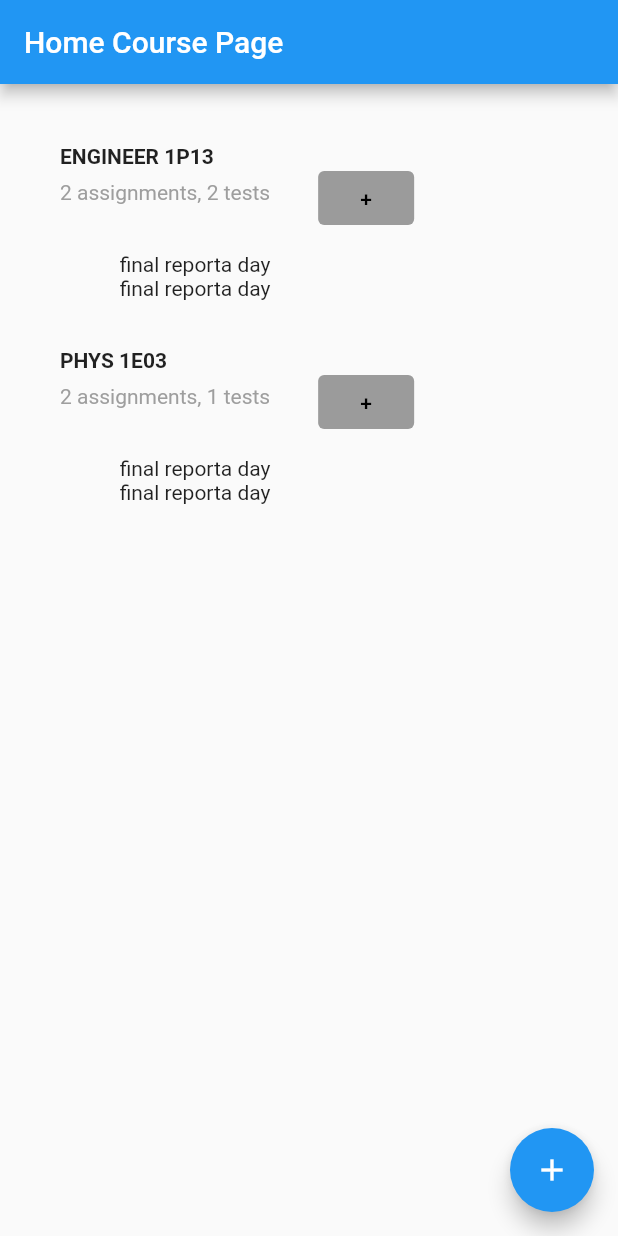
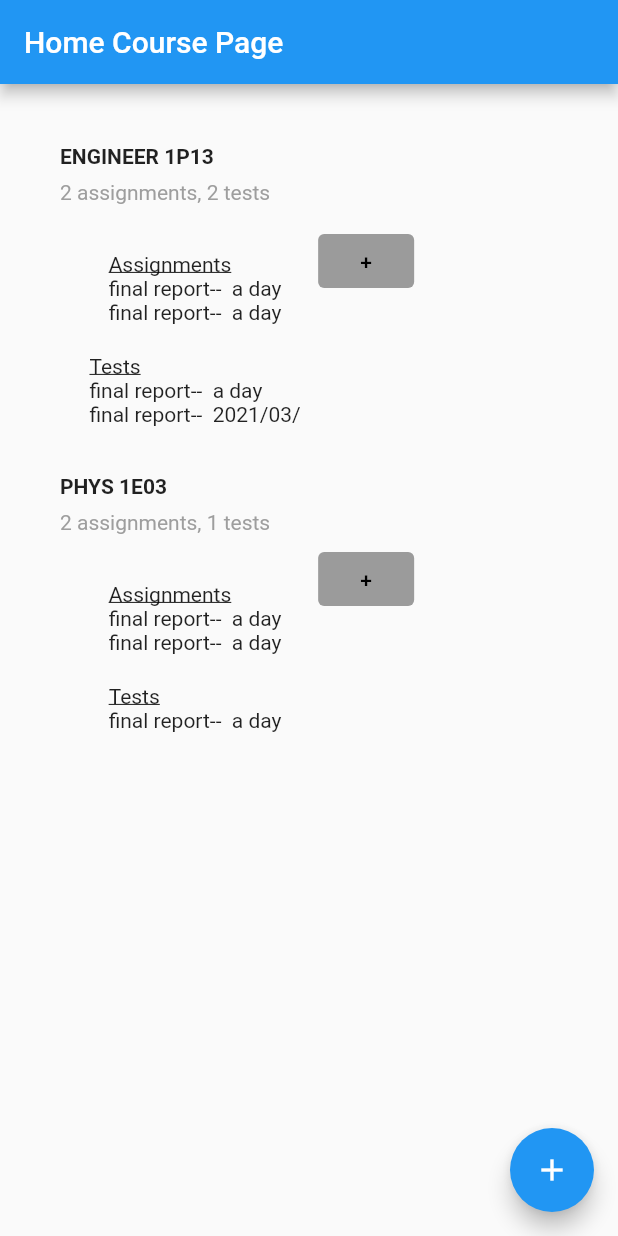
Before and after one commit to SamKhzym/Plan2Learn, a Flutter app: the screen it shows after launch, on a phone screen of 412 x 824 dp. Run offline on Flutter 3.47's test engine with Material 2 defaults, Android fonts, the phone set to English and light mode, and no system bars; our stand-ins replace sqflite; missing offline and left inert: collapsible; accounts and stored records are empty.

Commit message:
Add Assignment/Test Interface Working

```diff
--- a/lib/objects/course.dart
+++ b/lib/objects/course.dart
@@ -23,4 +23,12 @@ class Course {
 
   }
 
+  void addAssignment(Assignment assmt) {
+    this.assignments.add(assmt);
+  }
+
+  void addTest(Test test) {
+    this.tests.add(test);
+  }
+
 }
--- a/lib/screens/home.dart
+++ b/lib/screens/home.dart
@@ -44,18 +44,52 @@ class HomeScreenState extends State<HomeScreen> {
         Widget assignment = Container(
           child:
               Row(mainAxisAlignment: MainAxisAlignment.spaceBetween, children: [
-            new Text(courseList[i].assignments[j].name),
+            new Text(courseList[i].assignments[j].name + "--  "),
             new Text(courseList[i].assignments[j].deadline),
           ]),
         );
         assignments.add(assignment);
       }
 
+      List<Widget> tests = [];
+
+      for (int j = 0; j < numTests; j++) {
+        Widget test = Container(
+          child:
+          Row(mainAxisAlignment: MainAxisAlignment.spaceBetween, children: [
+            new Text(courseList[i].tests[j].name + "--  "),
+            new Text(courseList[i].tests[j].deadline),
+          ]),
+        );
+        tests.add(test);
+      }
+
       Widget assignmentsWidget = Row(
         children: [
           Column(
             crossAxisAlignment: CrossAxisAlignment.start,
-            children: assignments,
+            children: <Widget>[
+              Text(
+                  "Assignments",
+                  style: TextStyle(
+                    decoration: TextDecoration.underline,
+                  ))
+            ] + assignments,
+          ),
+        ],
+      );
+
+      Widget testsWidget = Row(
+        children: [
+          Column(
+            crossAxisAlignment: CrossAxisAlignment.start,
+            children: <Widget>[
+              Text(
+                "Tests",
+              style: TextStyle(
+                decoration: TextDecoration.underline,
+              ))
+            ] + tests,
           ),
         ],
       );
@@ -92,9 +126,17 @@ class HomeScreenState extends State<HomeScreen> {
           ),
           Visibility(
             visible: isCollapsed,
-              child: Container(
+            child: Column(
+              children: [
+                Container(
+                  padding: const EdgeInsets.only(left: 40, bottom: 20),
+                  child: assignmentsWidget,
+                ),
+                Container(
                   padding: const EdgeInsets.only(left: 40),
-                child: assignmentsWidget,
+                  child: testsWidget,
+                ),
+            ]
               ))
         ]),
         TextButton(
@@ -167,18 +209,25 @@ class AddCourse extends StatelessWidget {
   }
 }
 
-class AddWork extends StatelessWidget {
+class AddWork extends StatefulWidget {
+  AddWork({Key key}): super(key: key);
+
+  State createState() => AddWorkState();
+}
+
+class AddWorkState extends State<AddWork> {
   var courses = States.getCourseList();
-  var course = "";
-  String courseSelection = "";
+  var course = 0;
   TextEditingController nameController = TextEditingController();
-  TextEditingController yearController = TextEditingController();
-  TextEditingController monthController = TextEditingController();
-  TextEditingController dayController = TextEditingController();
+  TextEditingController deadlineController = TextEditingController();
+  bool isAssignment = true;
 
   void printStuff(int i) {
-    course = courses[i];
+    setState(() {
+      course = i;
       print(course);
+    });
+
   }
 
   List<Widget> makeCourseRadioButtons() {
@@ -212,14 +261,49 @@ class AddWork extends StatelessWidget {
             Column(
                 children: makeCourseRadioButtons()
             ),
+            Row (
+              children: [
+                Text(
+                  "isAssignment?"
+                ),
+                Switch(
+                  value: isAssignment,
+                  onChanged: (value) {
+                    setState(() {
+                      isAssignment = value;
+                      print(isAssignment);
+                    });
+                  },
+                ),
+              ]
+            ),
+
+            TextField(
+              controller: nameController,
+              decoration: InputDecoration(
+                  border: OutlineInputBorder(), labelText: "Assignment"),
+            ),
+            TextField(
+              controller: deadlineController,
+              decoration: InputDecoration(
+                  border: OutlineInputBorder(), labelText: "Deadline (YYYY/MM/DD)"),
+            ),
       ElevatedButton(
           onPressed: () {
+            if (isAssignment) {
+              var assmt = new Assignment(100, States.getCourseList()[course], nameController.text, deadlineController.text, "", 0, false);
+              States.courseList[course].addAssignment(assmt);
+            }
+            else {
+              var test = new Test(100, States.getCourseList()[course], nameController.text, deadlineController.text, "", 0, false);
+              States.courseList[course].addTest(test);
+            }
+
           },
           child: Text('Submit!'),
-            ),
-          ]),
-        ));
+        )])));
   }
+
 }
 
 class States {
@@ -269,7 +353,7 @@ class States {
         // priority: true,
       ),
       new Test(
-        0, "eng1p13", "final report", "a day", "stuff", 50, true,
+        0, "eng1p13", "final report", "2021/03/", "stuff", 50, true,
         // id: 0,
         // course: "eng1p13",
         // name: "exam",
```
Lines whose indentation alone changed are shown as unchanged.
